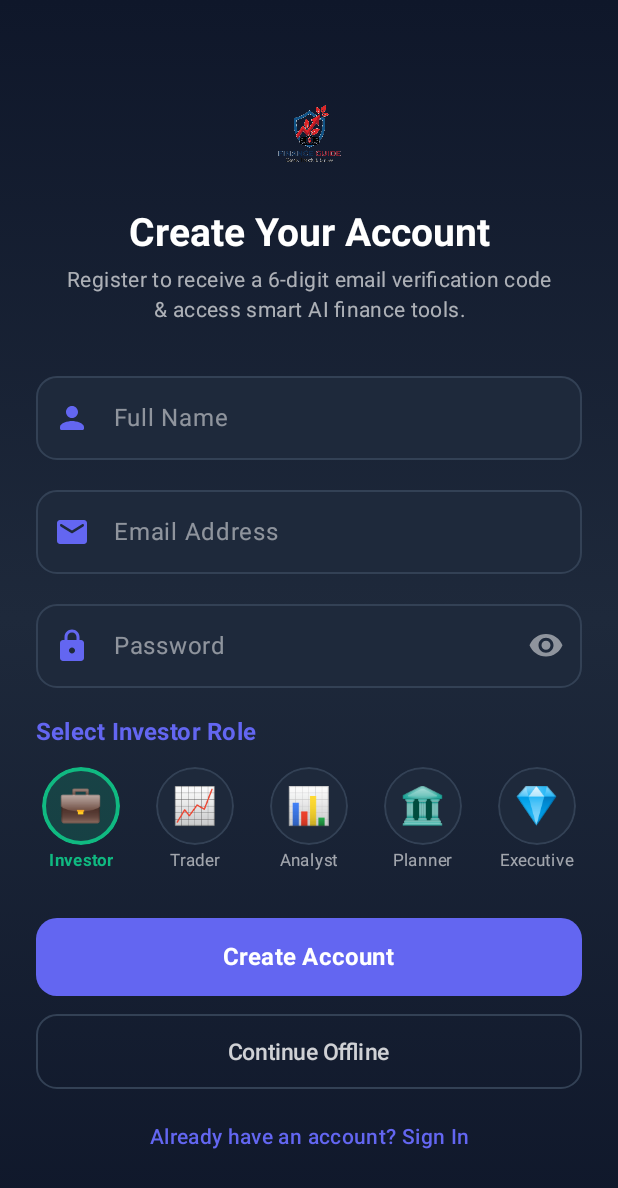
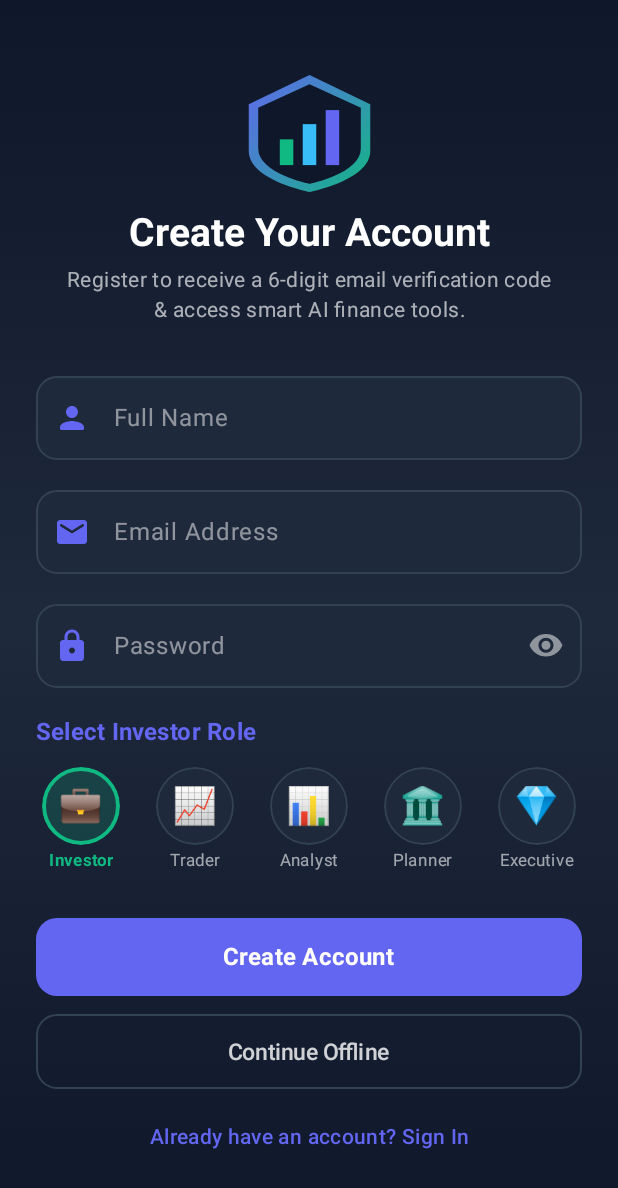
Before and after one commit to Ravimodi-98/Finance-Guide, an Android app built with Jetpack Compose: the screen it shows after launch (MainActivity), on a phone screen of 412 x 824 dp. Shown: the top 1188 px of the screen. Run offline under Robolectric (Android 15) with nearby library versions, the phone set to English and light mode, and no system bars.

Commit message:
fix: Revert LoginScreen logo and apply exact shield logo strictly to main app launcher icon

```diff
--- a/app/src/main/java/com/example/financeguide/ui/screen/auth/LoginScreen.kt
+++ b/app/src/main/java/com/example/financeguide/ui/screen/auth/LoginScreen.kt
@@ -426,9 +426,62 @@ fun LoginScreen(
 
 @Composable
 fun ProfessionalLogo(modifier: Modifier = Modifier) {
-    androidx.compose.foundation.Image(
-        painter = androidx.compose.ui.res.painterResource(id = com.example.financeguide.R.drawable.app_logo),
-        contentDescription = "Finance Guide Logo",
-        modifier = modifier
-    )
+    Canvas(modifier = modifier) {
+        val w = size.width
+        val h = size.height
+
+        // Outer glowing shield/badge background
+        val shieldPath = Path().apply {
+            moveTo(w * 0.5f, 0f)
+            lineTo(w * 0.95f, h * 0.25f)
+            lineTo(w * 0.95f, h * 0.65f)
+            cubicTo(w * 0.95f, h * 0.9f, w * 0.5f, h, w * 0.5f, h)
+            cubicTo(w * 0.5f, h, w * 0.05f, h * 0.9f, w * 0.05f, h * 0.65f)
+            lineTo(w * 0.05f, h * 0.25f)
+            close()
+        }
+
+        drawPath(
+            path = shieldPath,
+            brush = Brush.linearGradient(
+                colors = listOf(Color(0xFF6366F1), Color(0xFF10B981)),
+                start = Offset(0f, 0f),
+                end = Offset(w, h)
+            )
+        )
+
+        // Inner shield inset
+        val innerShieldPath = Path().apply {
+            moveTo(w * 0.5f, h * 0.08f)
+            lineTo(w * 0.88f, h * 0.28f)
+            lineTo(w * 0.88f, h * 0.63f)
+            cubicTo(w * 0.88f, h * 0.84f, w * 0.5f, h * 0.93f, w * 0.5f, h * 0.93f)
+            cubicTo(w * 0.5f, h * 0.93f, w * 0.12f, h * 0.84f, w * 0.12f, h * 0.63f)
+            lineTo(w * 0.12f, h * 0.28f)
+            close()
+        }
+
+        drawPath(
+            path = innerShieldPath,
+            color = Color(0xFF0F172A)
+        )
+
+        // Growth bar chart lines
+        val barWidth = w * 0.1f
+        drawRect(
+            color = Color(0xFF10B981),
+            topLeft = Offset(w * 0.28f, h * 0.55f),
+            size = Size(barWidth, h * 0.22f)
+        )
+        drawRect(
+            color = Color(0xFF38BDF8),
+            topLeft = Offset(w * 0.45f, h * 0.42f),
+            size = Size(barWidth, h * 0.35f)
+        )
+        drawRect(
+            color = Color(0xFF6366F1),
+            topLeft = Offset(w * 0.62f, h * 0.30f),
+            size = Size(barWidth, h * 0.47f)
+        )
+    }
 }
```
